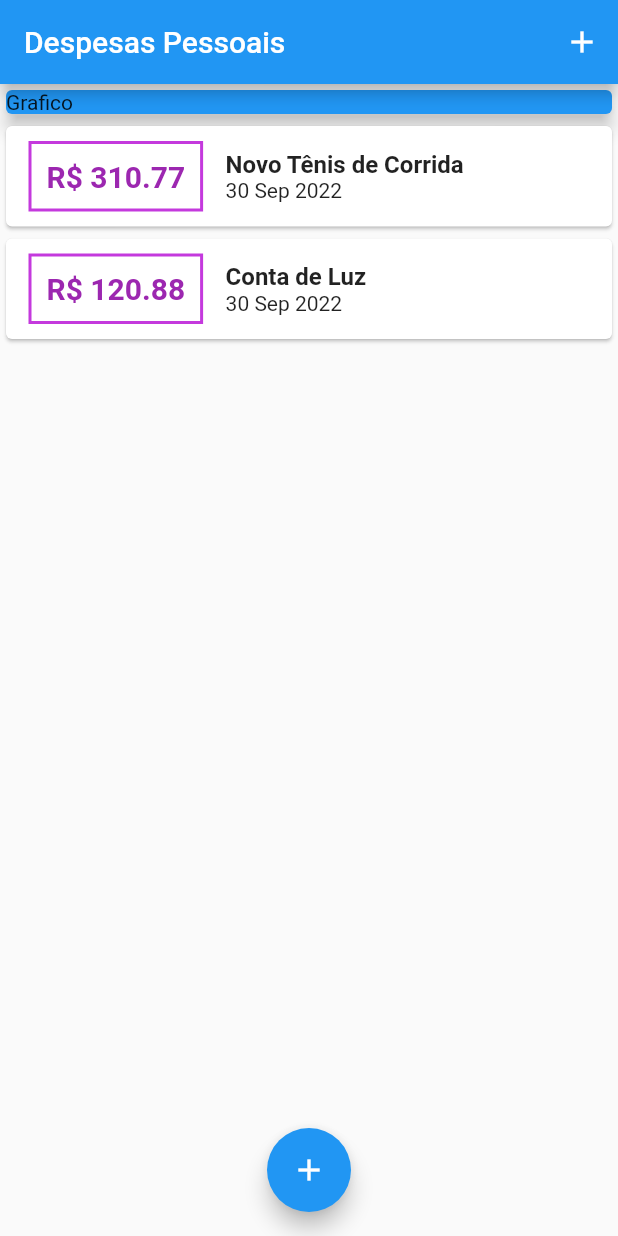
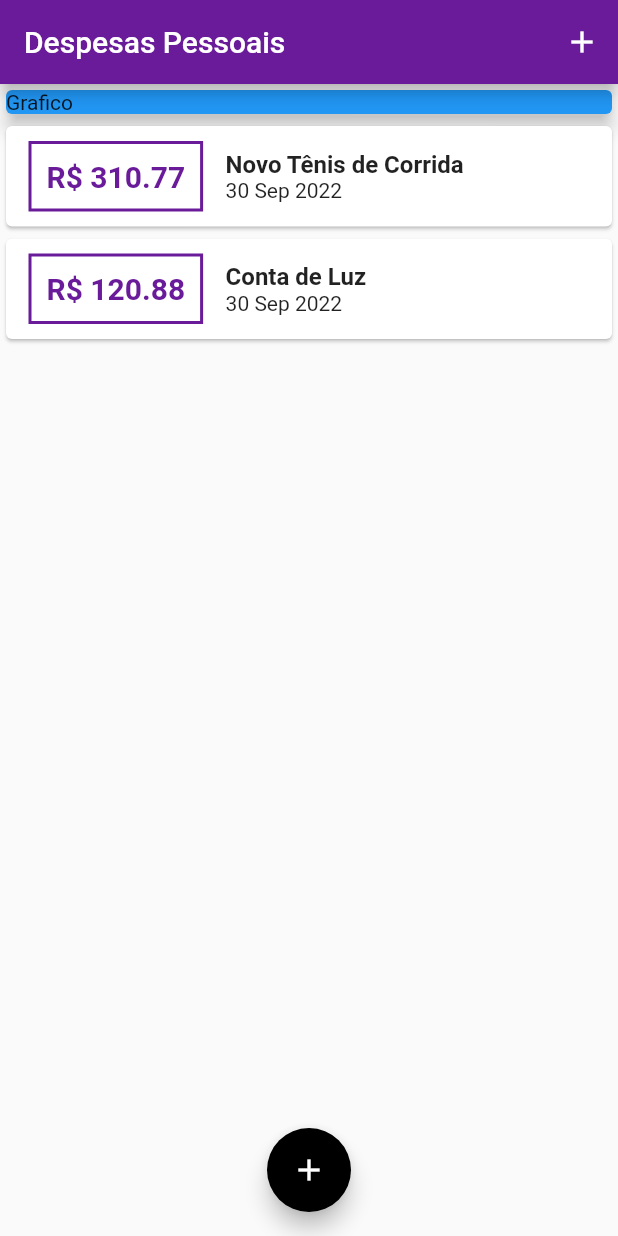
Before and after one commit to DaniloSacramento/Despesas-Pessoais-App, a Flutter app: the screen it shows after launch, on a phone screen of 412 x 824 dp. Run offline on Flutter 3.47's test engine with Material 2 defaults, Android fonts, the phone set to English and light mode, and no system bars.

Commit message:
utilizando cores

```diff
--- a/expenses/lib/components/transaction_list.dart
+++ b/expenses/lib/components/transaction_list.dart
@@ -32,7 +32,7 @@ class TransactionList extends StatelessWidget {
                       ),
                       decoration: BoxDecoration(
                         border: Border.all(
-                          color: const Color.fromARGB(255, 196, 57, 221),
+                          color: Theme.of(context).colorScheme.primary,
                           width: 2,
                           ),
 
@@ -40,10 +40,10 @@ class TransactionList extends StatelessWidget {
                       padding: EdgeInsets.all(10) ,   // Todas direçoes margin de 10
                       child: Text(
                       "R\$ ${tr.value.toString()}" ,
-                        style: const TextStyle(
+                        style: TextStyle(
                           fontWeight: FontWeight.bold,
                           fontSize: 20,
-                          color: Colors.purple,
+                          color: Theme.of(context).colorScheme.primary,
                         ),
                       ),
                       ),
--- a/expenses/lib/main.dart
+++ b/expenses/lib/main.dart
@@ -12,11 +12,18 @@ import "dart:math";
 
 main() => runApp(ExpensesApp());
 class ExpensesApp extends StatelessWidget {
-  const ExpensesApp({super.key});
+  final ThemeData tema = ThemeData();
 
   @override
   Widget build(BuildContext context) {
-    return MaterialApp(home: MyHomePage()
+    return MaterialApp(home: MyHomePage(),
+    theme: tema.copyWith(
+        colorScheme: tema.colorScheme.copyWith(
+          primary: Colors.purple[800],
+          secondary: Colors.black,
+
+        ),
+      ),
     );
   }
 }
```
